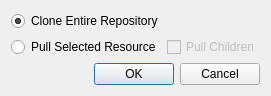
Qt form Application/MIDASDesktop/GUI/PullUI.ui (cpatrick/MidasClient) before a commit.
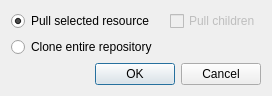
The same form after that commit. Icons and pictures are not drawn.

Commit message:
ENH: refs #0080. Add ability to push individual resources
Conflicts:

	Application/MIDASDesktop/GUI/MIDASDesktopUI.cxx
	Application/MIDASDesktop/GUI/MIDASDesktopUI.h
	Application/MIDASDesktop/GUI/PullUI.cxx

```diff
--- a/Application/MIDASDesktop/GUI/PullUI.ui
+++ b/Application/MIDASDesktop/GUI/PullUI.ui
@@ -28,20 +28,13 @@
      </property>
     </widget>
    </item>
-   <item row="0" column="0" colspan="4">
-    <widget class="QRadioButton" name="cloneRadioButton">
-     <property name="text">
-      <string>Clone Entire Repository</string>
-     </property>
-     <property name="checked">
-      <bool>true</bool>
-     </property>
-    </widget>
-   </item>
    <item row="2" column="0" colspan="2">
     <widget class="QRadioButton" name="pullRadioButton">
      <property name="text">
-      <string>Pull Selected Resource</string>
+      <string>Pull selected resource</string>
+     </property>
+     <property name="checked">
+      <bool>true</bool>
      </property>
     </widget>
    </item>
@@ -54,7 +47,17 @@
       <string>Also pull all children of the selected resource</string>
      </property>
      <property name="text">
-      <string>Pull Children</string>
+      <string>Pull children</string>
+     </property>
+    </widget>
+   </item>
+   <item row="3" column="0">
+    <widget class="QRadioButton" name="cloneRadioButton">
+     <property name="text">
+      <string>Clone entire repository</string>
+     </property>
+     <property name="checked">
+      <bool>false</bool>
      </property>
     </widget>
    </item>
```
Left out of the diff: 1 changed line with no effect on the pictures. The commit also changes 19 other files.
